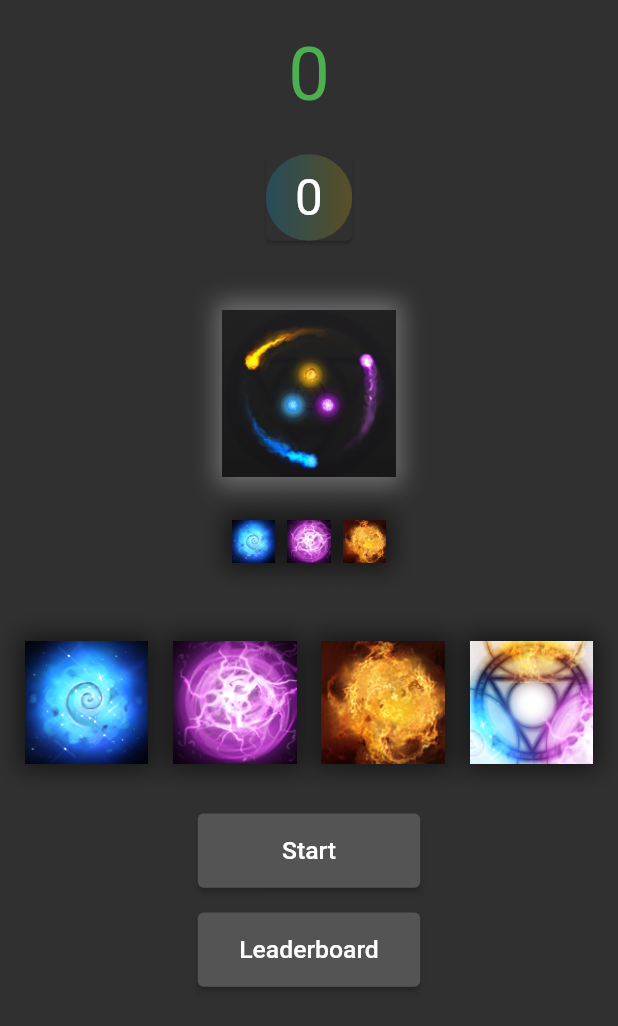
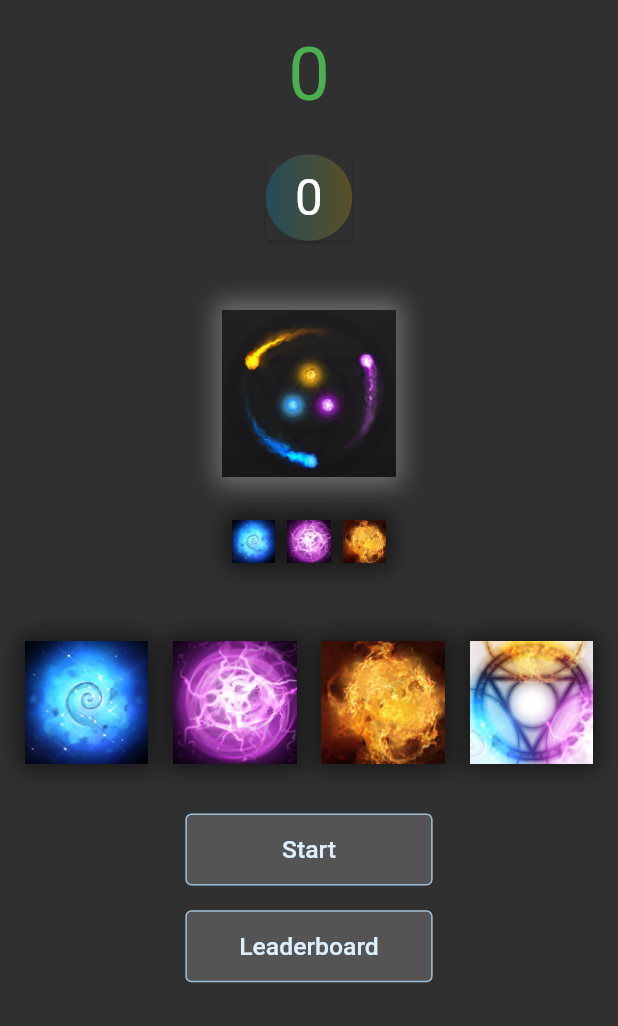
Before and after one commit to tolgasozbir/Invoker_Challenge, a Flutter app: the ChallangerView screen opened directly, on a phone screen of 412 x 824 dp. Shown: the top 1026 px of the screen. Run offline on Flutter 3.47's test engine with Material 2 defaults, Android fonts, the light colour scheme and no system bars; our stand-ins replace audioplayers, cloud_firestore, firebase_auth, firebase_core, font_awesome_flutter, internet_connection_checker and 2 more; missing offline and left inert: splash; accounts and stored records are empty; statements that could not run were skipped; project files that could hold a hidden picture were left out.

Commit message:
some buttons changed

```diff
--- a/lib/constants/app_colors.dart
+++ b/lib/constants/app_colors.dart
@@ -14,8 +14,14 @@ class AppColors {
   static const Color warningColor = Color(0xFFE88B1D);
   static const Color infoColor    = Color(0xFF0070E0);
 
+  //True false icon colors
   static const Color correctIconColor  = const Color(0xFF33CC33);
   static const Color wrongIconColor = const Color(0xFFCC3333);
+
+  //Button colors
+  static const Color outlinedBorder    = Color(0xFF9BBED7);
+  static const Color outlinedSurface   = Color(0xFFDCF0FF);
+  static const Color buttonBgColor = Color(0xFF545454);
 
   static const Color expBarColor       = Color(0xFFFFC000);
   static const Color scoreCounterColor = Color(0xFF4CAF50);
@@ -23,7 +29,6 @@ class AppColors {
   static const Color spellHelperShadow = Colors.black12;
 
   static const Color textFormFieldBg    = Color(0x2CFFFFFF);
-  static const Color buttonSurfaceColor = Color(0xFF545454);
   static const Color dialogBgColor      = Color(0xFF444444);
   static const Color resultsCardBg      = Color(0xFF666666);
 
--- a/lib/screens/dashboard/challanger/challanger_view.dart
+++ b/lib/screens/dashboard/challanger/challanger_view.dart
@@ -1,4 +1,5 @@
 import 'package:dota2_invoker/extensions/widget_extension.dart';
+import 'package:dota2_invoker/widgets/app_outlined_button.dart';
 import 'package:flutter/material.dart';
 import 'package:provider/provider.dart';
 
@@ -7,7 +8,6 @@ import '../../../constants/app_strings.dart';
 import '../../../extensions/context_extension.dart';
 import '../../../providers/game_provider.dart';
 import '../../../widgets/custom_animated_dialog.dart';
-import '../../../widgets/custom_button.dart';
 import '../../../widgets/game_ui_widget.dart';
 import '../../../widgets/leaderboard_challanger.dart';
 
@@ -68,11 +68,12 @@ class _ChallangerViewState extends State<ChallangerView> {
 
   Widget showLeaderBoardButton() {
     final isStart = context.read<GameProvider>().isStart;
-    return !isStart
-      ? CustomButton(
-          text: AppStrings.leaderboard,
+    if (isStart) return EmptyBox();
+    return AppOutlinedButton(
+      title: AppStrings.leaderboard,
+      width: context.dynamicWidth(0.4),
       padding: EdgeInsets.only(top: context.dynamicHeight(0.02)),
-          onTap: () => CustomAnimatedDialog.showCustomDialog(
+      onPressed: () => CustomAnimatedDialog.showCustomDialog(
         title: AppStrings.leaderboard,
         content: Card(
           color: AppColors.resultsCardBg,
@@ -100,8 +101,7 @@ class _ChallangerViewState extends State<ChallangerView> {
           },
         ),
       ),
-        )
-      : const EmptyBox();
+    );
   }
 
 }
--- /dev/null
+++ b/lib/widgets/app_outlined_button.dart
@@ -0,0 +1,43 @@
+import 'package:dota2_invoker/constants/app_colors.dart';
+import 'package:dota2_invoker/extensions/context_extension.dart';
+import 'package:dota2_invoker/extensions/widget_extension.dart';
+import 'package:flutter/material.dart';
+import 'package:splash/splash.dart';
+
+class AppOutlinedButton extends StatelessWidget {
+  const AppOutlinedButton({
+    super.key,
+    this.onPressed,
+    required this.title,
+    this.width,
+    this.height,
+    this.textStyle,
+    this.padding
+  });
+
+  final void Function()? onPressed;
+  final String title;
+  final double? width;
+  final double? height;
+  final TextStyle? textStyle;
+  final EdgeInsets? padding;
+
+  @override
+  Widget build(BuildContext context) {
+    return OutlinedButton(
+      onPressed: onPressed,
+      child: Text(title, style: textStyle ?? TextStyle(fontSize: context.sp(12))),
+      style: OutlinedButton.styleFrom(
+        splashFactory: WaveSplash.splashFactory,
+        minimumSize: Size(
+          width ?? 0,
+          height ?? 48
+        ),
+        //textStyle: TextStyle(fontSize: context.sp(12)),
+        side: BorderSide(color: AppColors.outlinedBorder),
+        foregroundColor: AppColors.outlinedSurface,
+        backgroundColor: AppColors.buttonBgColor,
+      ),
+    ).wrapPadding(padding ?? EdgeInsets.zero);
+  }
+}
--- a/lib/widgets/custom_button.dart
+++ /dev/null
@@ -1,30 +0,0 @@
-import 'package:flutter/material.dart';
-
-import '../constants/app_colors.dart';
-import '../extensions/context_extension.dart';
-
-class CustomButton extends StatelessWidget {
-  const CustomButton({super.key, required this.text, required this.padding, required this.onTap});
-
-  final String text;
-  final EdgeInsetsGeometry padding;
-  final VoidCallback onTap;
-
-  @override
-  Widget build(BuildContext context) {
-    return Padding(
-      padding: padding,
-      child: SizedBox(
-        width: context.dynamicWidth(0.36),
-        height: context.dynamicHeight(0.06),
-        child: ElevatedButton(
-          style: ElevatedButton.styleFrom(
-            backgroundColor: AppColors.buttonSurfaceColor,
-          ),
-          onPressed: onTap,
-          child: Text(text, style: TextStyle(fontSize: context.sp(12)),),
-        ),
-      ),
-    );
-  }
-}
--- a/lib/widgets/game_ui_widget.dart
+++ b/lib/widgets/game_ui_widget.dart
@@ -2,6 +2,7 @@ import 'dart:math';
 
 import 'package:dota2_invoker/extensions/widget_extension.dart';
 import 'package:dota2_invoker/services/app_services.dart';
+import 'package:dota2_invoker/widgets/app_outlined_button.dart';
 import 'package:flutter/material.dart';
 import 'package:provider/provider.dart';
 
@@ -17,7 +18,6 @@ import '../providers/game_provider.dart';
 import '../providers/spell_provider.dart';
 import '../services/sound_manager.dart';
 import 'custom_animated_dialog.dart';
-import 'custom_button.dart';
 import 'result_dialog_content.dart';
 import 'true_false_icon_widget.dart';
 
@@ -254,19 +254,19 @@ class _GameUIWidgetState extends State<GameUIWidget> with OrbMixin {
 
   Widget startButton() {
     final isStart = context.read<GameProvider>().isStart;
-    return !isStart
-      ? CustomButton(
-          text: AppStrings.start,
+    if (isStart) return EmptyBox();
+    return AppOutlinedButton(
+      title: AppStrings.start,
+      width: context.dynamicWidth(0.4),
       padding: EdgeInsets.only(top: context.dynamicHeight(0.04)),
-          onTap: () {
+      onPressed: () {
         context.read<GameProvider>().resetTimer();
         widget.gameType == GameType.Timer
           ? context.read<GameProvider>().startCoundown(showResultDialog)
           : context.read<GameProvider>().startTimer();
         context.read<SpellProvider>().getRandomSpell();
       },
-        )
-      : const EmptyBox();
+    );
   }
 
 }
--- a/lib/widgets/menu_button.dart
+++ b/lib/widgets/menu_button.dart
@@ -103,7 +103,7 @@ class _MenuButtonState extends State<MenuButton> with SingleTickerProviderStateM
   SizedBox button(BuildContext context) {
 
     final buttonStyle = ElevatedButton.styleFrom(
-      backgroundColor: widget.primaryColor ?? AppColors.buttonSurfaceColor,
+      backgroundColor: widget.primaryColor ?? AppColors.buttonBgColor,
       elevation: 10,
       shadowColor: widget.color,
       shape: RoundedRectangleBorder(
--- a/lib/widgets/settings_button.dart
+++ b/lib/widgets/settings_button.dart
@@ -19,7 +19,7 @@ class _SettingsButtonState extends State<SettingsButton> with SingleTickerProvid
   final _animDuration = const Duration(milliseconds: 1000);
 
   final boxDecoration = BoxDecoration(
-    color: AppColors.buttonSurfaceColor,
+    color: AppColors.buttonBgColor,
     borderRadius: BorderRadius.circular(8),
     border: Border.all(width: 2),
   );
--- a/lib/widgets/user_info.dart
+++ b/lib/widgets/user_info.dart
@@ -17,7 +17,7 @@ class UserStatus extends StatefulWidget {
 
 class _UserStatusState extends State<UserStatus> {
   final boxDecoration = BoxDecoration(
-    color: AppColors.buttonSurfaceColor,
+    color: AppColors.buttonBgColor,
     borderRadius: BorderRadius.circular(8),
     border: Border.all(width: 2),
   );
--- a/pubspec.yaml
+++ b/pubspec.yaml
@@ -33,6 +33,7 @@ dependencies:
 
   #Animation
   lottie: ^1.4.2
+  splash: ^1.1.0
 
   #Widgets
   sleek_circular_slider: ^2.0.1
```
Also changed, not shown: lib/screens/dashboard/with_timer/with_timer_view.dart (+7 -7 lines), lib/utils/id_generator.dart (+7 -5 lines), lib/widgets/login_register_dialog_content.dart (+10 -11 lines), pubspec.lock. Lines whose indentation alone changed are shown as unchanged.
